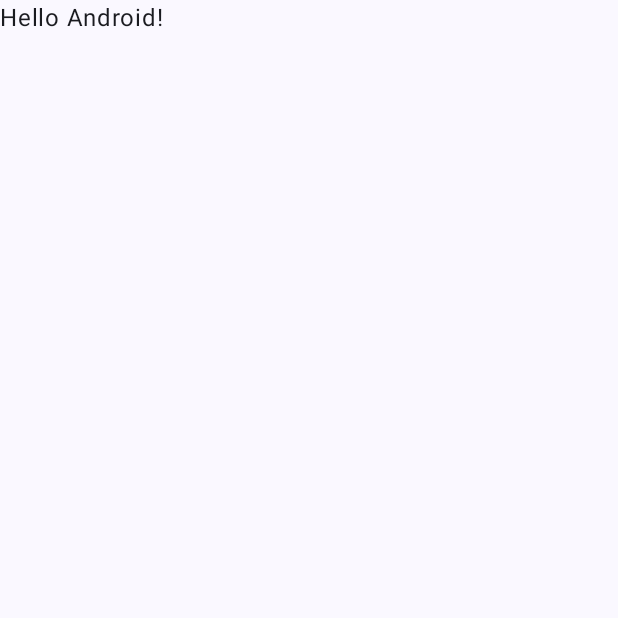
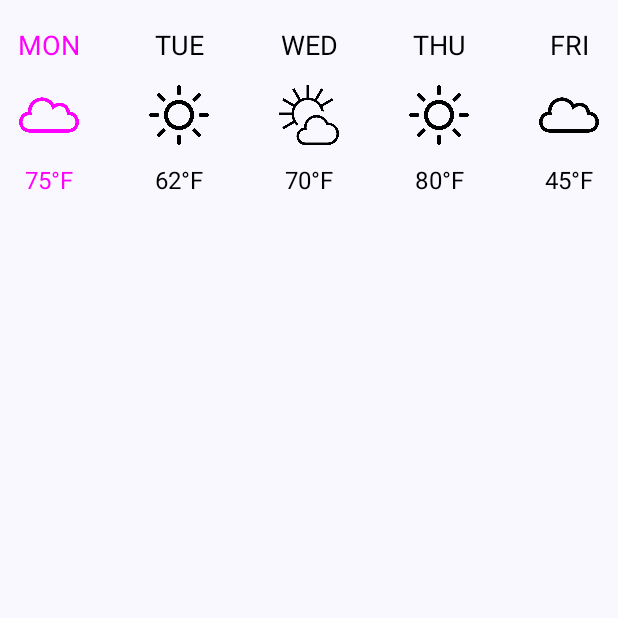
Before and after one commit to Uf11/Weatherly, an Android app built with Jetpack Compose: the screen it shows after launch (MainActivity), on a phone screen of 412 x 824 dp, the top half of it. Before the commit the part shown is almost empty. Run offline under Robolectric (Android 15) with nearby library versions, the phone set to English and light mode, and no system bars.

Commit message:
Added Weather Cards

```diff
--- a/app/src/main/java/com/example/task2/MainActivity.kt
+++ b/app/src/main/java/com/example/task2/MainActivity.kt
@@ -3,14 +3,26 @@ package com.example.task2
 import android.os.Bundle
 import androidx.activity.ComponentActivity
 import androidx.activity.compose.setContent
-import androidx.compose.foundation.layout.fillMaxSize
-import androidx.compose.material3.MaterialTheme
-import androidx.compose.material3.Surface
-import androidx.compose.material3.Text
-import androidx.compose.runtime.Composable
+import androidx.compose.foundation.Image
+import androidx.compose.foundation.layout.*
+import androidx.compose.material3.*
+import androidx.compose.ui.Alignment
+import androidx.compose.runtime.*
 import androidx.compose.ui.Modifier
+import androidx.compose.ui.graphics.Color
+import androidx.compose.ui.graphics.painter.Painter
+import androidx.compose.ui.layout.ContentScale
+import androidx.compose.ui.res.painterResource
+import androidx.compose.ui.res.stringResource
+import androidx.compose.ui.text.style.TextAlign
 import androidx.compose.ui.tooling.preview.Preview
+import androidx.compose.ui.unit.dp
+import androidx.compose.ui.unit.sp
+import androidx.compose.ui.text.TextStyle
 import com.example.task2.ui.theme.Task2Theme
+
+
+data class WeatherData(val day: String, val weatherIcon: Int, val temperature: String)
 
 class MainActivity : ComponentActivity() {
     override fun onCreate(savedInstanceState: Bundle?) {
@@ -18,32 +30,126 @@ class MainActivity : ComponentActivity() {
         setContent {
             Task2Theme {
                 // A surface container using the 'background' color from the theme
-                MyTask()
+                Surface(
+                    modifier = Modifier.fillMaxSize(),
+                    color = MaterialTheme.colorScheme.background
+                ) {
+                    WeatherCardRow()
+                }
             }
         }
     }
 }
 
+//@Composable
+//fun ComposeArticleApp() {
+//    ArticleCard(
+//        title = stringResource(R.string.title_jetpack_compose_tutorial),
+//        shortDescription = stringResource(R.string.compose_short_desc),
+//        longDescription = stringResource(R.string.compose_long_desc),
+//        imagePainter = painterResource(R.drawable.rsz_bulidings)
+//    )
+//}
+
 @Composable
-fun MyTask(){
-    Surface(
-        modifier = Modifier.fillMaxSize(),
-        color = MaterialTheme.colorScheme.background
-    ) {
-        Greeting("Android")
+private fun ArticleCard(
+    title: String,
+    shortDescription: String,
+    longDescription: String,
+    imagePainter: Painter,
+    modifier: Modifier = Modifier,
+) {
+    Image(painter = imagePainter,
+        contentDescription = null,
+        contentScale = ContentScale.Crop
+    )
+//    change text color to orange
+    Column(modifier = modifier) {
+        Text(
+            text = title,
+            modifier = Modifier.padding(16.dp),
+            fontSize = 24.sp
+        )
+        Text(
+            text = shortDescription,
+            modifier = Modifier.padding(start = 16.dp, end = 16.dp),
+            textAlign = TextAlign.Justify
+        )
+        Text(
+            text = longDescription,
+            modifier = Modifier.padding(16.dp),
+            textAlign = TextAlign.Justify,
+            color = MaterialTheme.colorScheme.secondary
+        )
+    }
+}
+
+//@Preview(showBackground = true)
+//@Composable
+//fun ComposeArticleAppPreview() {
+//    Task2Theme {
+//        ComposeArticleApp()
+//    }
+//}
+
+@Composable
+private fun WeatherCard(
+    weather: WeatherData,
+    cColor: Color
+) {
+    Box(modifier = Modifier
+        .size(width = 65.dp, height = 150.dp)) {
+        Column(
+            modifier = Modifier
+                .fillMaxSize()
+                .padding(top = 20.dp, bottom = 20.dp),
+            verticalArrangement = Arrangement.SpaceBetween
+        ) {
+            Text(
+                text = weather.day,
+                style = TextStyle(fontSize = 18.sp, color = cColor),
+                modifier = Modifier.align(Alignment.CenterHorizontally)
+            )
+            Icon(
+                painter = painterResource(id = weather.weatherIcon),
+                contentDescription = null,
+                tint = cColor,
+                modifier = Modifier
+                    .size(40.dp)
+                    .align(Alignment.CenterHorizontally)
+            )
+            Text(
+                text = weather.temperature,
+                style = TextStyle(fontSize = 16.sp, color = cColor),
+                modifier = Modifier.align(Alignment.CenterHorizontally)
+            )
+        }
     }
 }
 
 @Composable
-fun Greeting(name: String, modifier: Modifier = Modifier) {
-    Text(
-        text = "Hello $name!",
-        modifier = modifier
+fun WeatherCardRow()
+{
+    val weatherData = listOf(
+        WeatherData("MON", R.drawable.ic_cloudy, "75°F"),
+        WeatherData("TUE", R.drawable.ic_sunny, "62°F"),
+        WeatherData("WED", R.drawable.ic_cloudysun, "70°F"),
+        WeatherData("THU", R.drawable.ic_sunny, "80°F"),
+        WeatherData("FRI", R.drawable.ic_cloudy, "45°F")
     )
+    Row (modifier = Modifier.fillMaxWidth(1f),
+        horizontalArrangement = Arrangement.SpaceBetween){
+        for ((index, data) in weatherData.withIndex()) {
+            val cColor = if (index == 0) Color.Magenta else Color.Black
+            WeatherCard(weather = data, cColor = cColor)
+        }
+    }
 }
-
 @Preview(showBackground = true)
 @Composable
-fun GreetingPreview() {
-    MyTask()
+fun WeatherCardRowPreview()
+{
+    Task2Theme{
+        WeatherCardRow()
+    }
 }
```
Also changed, not shown: app/src/main/res/drawable-nodpi/ic_cloudy.png (added), app/src/main/res/drawable-nodpi/ic_cloudysun.png (added), app/src/main/res/drawable-nodpi/ic_sunny.png (added), app/src/main/res/drawable-nodpi/rsz_bulidings.png (added), 1 other file.
